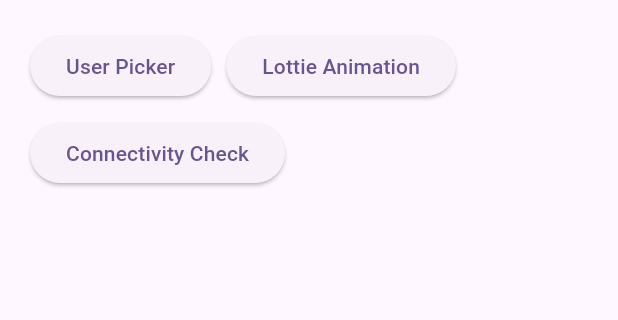
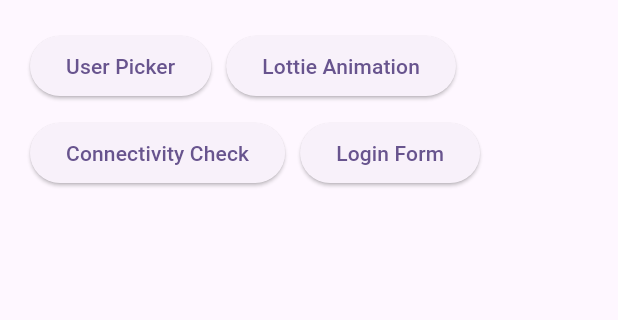
Before and after one commit to shahedpy/flutter-common, a Flutter app: the screen it shows after launch, on a phone screen of 412 x 824 dp, the part 84-404 px from its top. Run offline on Flutter 3.47's test engine with Material 2 defaults, Android fonts, the phone set to English and light mode, and no system bars; our stand-ins replace flutter_typeahead, get, internet_connection_checker, lottie.

Commit message:
login screen

```diff
--- a/lib/core/binding.dart
+++ b/lib/core/binding.dart
@@ -1,3 +1,4 @@
+import 'package:common/view_model/login_view_model.dart';
 import 'package:get/get.dart';
 import 'package:common/view_model/home_view_model.dart';
 import 'package:common/view_model/user_picker_view_model.dart';
@@ -11,5 +12,6 @@ class Binding extends Bindings {
     Get.lazyPut(() => UserPickerViewModel(), fenix: true);
     Get.lazyPut(() => LottieAnimationViewModel(), fenix: true);
     Get.lazyPut(() => ConnectionCheckViewModel(), fenix: true);
+    Get.lazyPut(() => LoginViewModel(), fenix: true);
   }
 }
--- a/lib/route/app_page.dart
+++ b/lib/route/app_page.dart
@@ -1,9 +1,10 @@
-import 'package:common/view/connection_check/connection_check_view.dart';
-import 'package:common/view/lottie_animation/lottie_animation_view.dart';
-import 'package:common/view/user_picker/user_picker_view.dart';
+import 'app_route.dart';
 import 'package:get/get.dart';
 import '../view/home/home_view.dart';
-import 'app_route.dart';
+import '../view/login_form/login_view.dart';
+import '../view/user_picker/user_picker_view.dart';
+import '../view/connection_check/connection_check_view.dart';
+import '../view/lottie_animation/lottie_animation_view.dart';
 
 abstract class AppPage {
   static const initial = AppRoute.home;
@@ -24,5 +25,9 @@ abstract class AppPage {
       name: AppRoute.connectionCheck,
       page: () => const ConnectionCheckView(),
     ),
+    GetPage(
+      name: AppRoute.loginForm,
+      page: () => const LoginView(),
+    ),
   ];
 }
--- a/lib/route/app_route.dart
+++ b/lib/route/app_route.dart
@@ -2,5 +2,6 @@ abstract class AppRoute {
   static const String home = '/home',
       userPicker = '/user_picker',
       lottieAnimation = '/lottie_animation',
-      connectionCheck = '/connectivity_check';
+      connectionCheck = '/connectivity_check',
+      loginForm = '/login_form';
 }
--- a/lib/view/home/component/home_section.dart
+++ b/lib/view/home/component/home_section.dart
@@ -39,6 +39,13 @@ class HomeSection extends GetWidget<HomeViewModel> {
                 child: const Text("Connectivity Check"),
               ),
             ),
+            Padding(
+              padding: const EdgeInsets.all(5.0),
+              child: ElevatedButton(
+                onPressed: () => Get.toNamed(AppRoute.loginForm),
+                child: const Text("Login Form"),
+              ),
+            ),
           ],
         ),
       ),
--- /dev/null
+++ b/lib/view_model/login_view_model.dart
@@ -0,0 +1,3 @@
+import 'package:get/get.dart';
+
+class LoginViewModel extends GetxController {}
```
Also changed, not shown: lib/view/login_form/component/login_section.dart (added, +12 -0 lines), lib/view/login_form/login_view.dart (added, +11 -0 lines).
